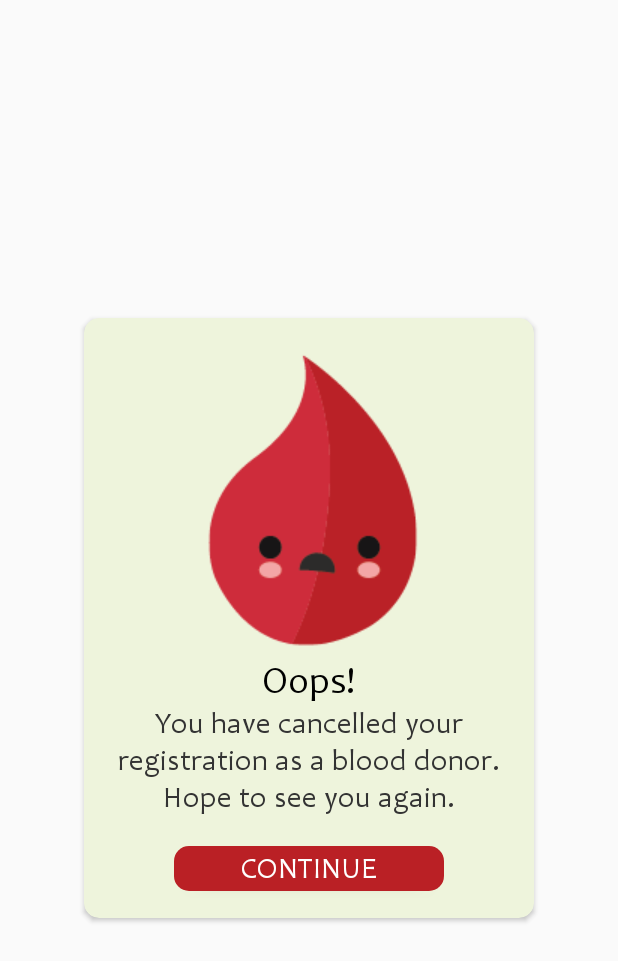
After one commit to RzRiz/KinBloodDemo, an Android app: the layout item_toast_message3.xml on its own in the app's theme, with its tools: preview values and no code run, on a phone screen of 412 x 824 dp. The commit adds this screen. Shown: the top 961 px of the screen. Run offline under Robolectric (Android 15) with nearby library versions, the phone set to English and light mode, and no system bars.

Commit message:
11th commit

```diff
--- a/app/src/main/AndroidManifest.xml
+++ b/app/src/main/AndroidManifest.xml
@@ -33,14 +33,13 @@
 
         <activity
             android:name=".DonorMap"
-            android:label="@string/title_activity_donor_map"></activity>
+            android:label="@string/title_activity_donor_map" />
         <activity
             android:name=".AfterNotifMap"
             android:label="@string/title_activity_after_notif_map" />
         <activity android:name=".EditOtherInfo" />
         <activity android:name=".EditBloodInfo" />
         <activity android:name=".EditPersonalInfo" />
-        <activity android:name=".AfterDonorReg" />
         <activity android:name=".HomeActivity" />
         <activity android:name=".ProfileActivity" />
         <activity android:name=".PasswordResetActivity" />
--- a/app/src/main/java/com/sust/kinblooddemo/HomeActivity.java
+++ b/app/src/main/java/com/sust/kinblooddemo/HomeActivity.java
@@ -87,11 +87,13 @@ public class HomeActivity extends AppCompatActivity{
         becomeDonor.setOnClickListener(view -> {
             DOCUMENT_REFERENCE
                     .get().addOnSuccessListener(documentSnapshot -> {
+                Intent intent = new Intent(HomeActivity.this, DonorRegistrationActivity.class);
                 if (Objects.equals(documentSnapshot.getString("donorStatus"), "negative")) {
-                    startActivity(new Intent(HomeActivity.this, DonorRegistrationActivity.class));
+                    intent.putExtra("donorStatus", "negative");
                 } else {
-                    Toast.makeText(HomeActivity.this, "You are already a donor", Toast.LENGTH_SHORT).show();
+                    intent.putExtra("donorStatus", "positive");
                 }
+                startActivity(intent);
             }).addOnFailureListener(e -> Toast.makeText(HomeActivity.this, e.getMessage(), Toast.LENGTH_SHORT).show());
             drawerLayout.closeDrawer(GravityCompat.START);
         });
--- /dev/null
+++ b/app/src/main/res/layout/item_toast_message3.xml
@@ -0,0 +1,51 @@
+<?xml version="1.0" encoding="utf-8"?>
+
+<androidx.cardview.widget.CardView
+    xmlns:android="http://schemas.android.com/apk/res/android"
+    xmlns:app="http://schemas.android.com/apk/res-auto"
+    android:layout_width="300dp"
+    android:layout_height="400dp"
+    android:layout_gravity="center"
+    app:cardBackgroundColor="@color/colorYellowWhite"
+    app:cardCornerRadius="10dp">
+
+    <LinearLayout
+        android:layout_width="match_parent"
+        android:layout_height="match_parent"
+        android:orientation="vertical"
+        android:gravity="center"
+        android:padding="10dp">
+
+        <ImageView
+            android:layout_width="match_parent"
+            android:layout_height="wrap_content"
+            android:src="@drawable/ic_blood_sad_emoji"/>
+
+        <TextView
+            android:layout_width="wrap_content"
+            android:layout_height="wrap_content"
+            android:text="Oops!"
+            android:textSize="25sp"
+            android:textColor="@color/colorBlack"
+            android:layout_gravity="center" />
+
+        <TextView
+            android:layout_width="wrap_content"
+            android:layout_height="wrap_content"
+            android:text="You have cancelled your registration as a blood donor. Hope to see you again."
+            android:textSize="20sp"
+            android:textColor="@color/colorAsh"
+            android:gravity="center"/>
+
+        <Button
+            android:id="@+id/btn_continue2"
+            android:layout_width="match_parent"
+            android:layout_height="30dp"
+            android:background="@drawable/primary_rounded_rectangle"
+            android:text="Continue"
+            android:textSize="20sp"
+            android:textColor="@color/colorWhite"
+            android:layout_marginTop="20dp"
+            android:layout_marginHorizontal="50dp" />
+    </LinearLayout>
+</androidx.cardview.widget.CardView>
```
Also changed, not shown: app/build.gradle (+4 -4 lines), app/src/main/java/com/sust/kinblooddemo/AfterDonorReg.java (deleted, +0 -20 lines), app/src/main/java/com/sust/kinblooddemo/DonorRegistrationActivity.java (+66 -6 lines), app/src/main/res/layout/activity_after_donor_reg.xml (deleted, +0 -24 lines), app/src/main/res/layout/activity_donor_registration.xml (+43 -0 lines), app/src/main/res/layout/item_toast_message2.xml (added, +51 -0 lines).
